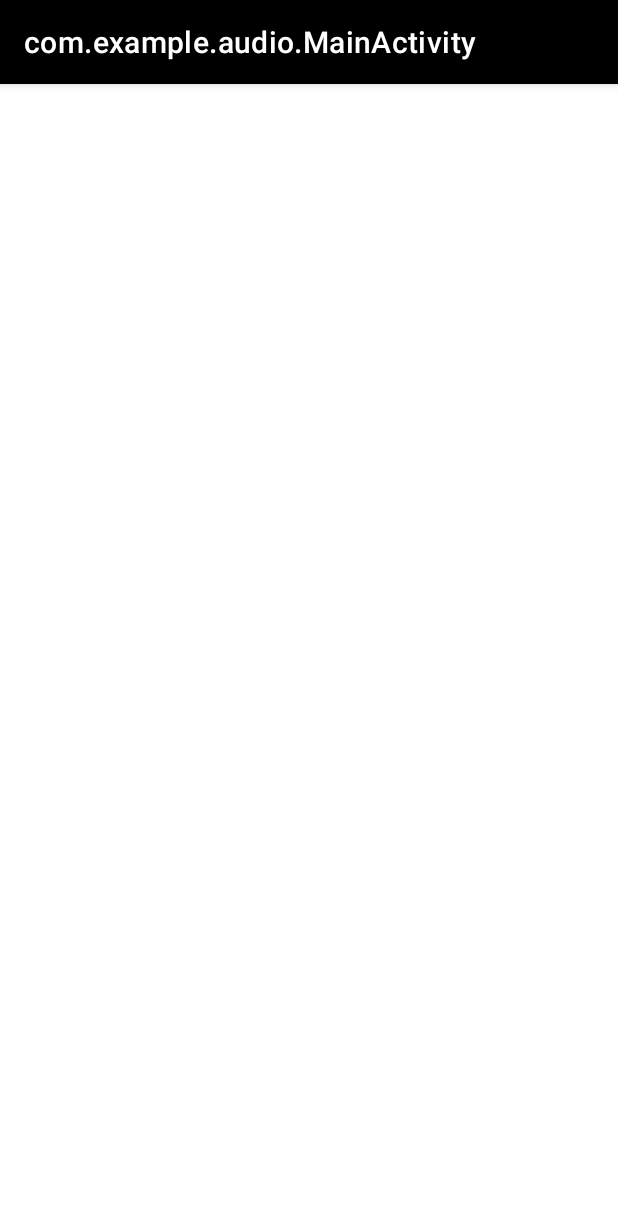
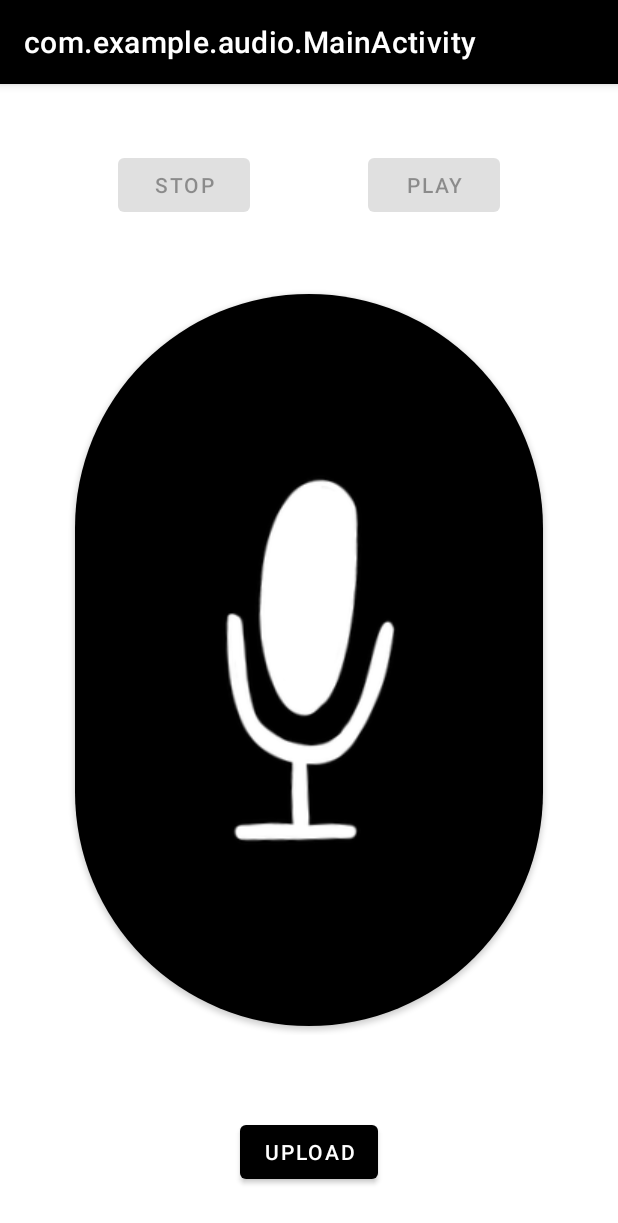
Before and after one commit to rileyharn/Audio, an Android app: the screen it shows after launch (MainActivity), on a phone screen of 412 x 824 dp. Shown: the top 1223 px of the screen. Run offline under Robolectric (Android 15) with nearby library versions, the phone set to English and light mode, and no system bars; our stand-ins replace Firebase (no records; nobody signed in at launch, a user with empty details on screens opened directly).

Commit message:
added upload button with upload method in main activity

```diff
--- a/app/build.gradle
+++ b/app/build.gradle
@@ -34,7 +34,7 @@ dependencies {
     implementation 'androidx.appcompat:appcompat:1.6.1'
     implementation 'com.google.android.material:material:1.8.0'
     implementation 'androidx.constraintlayout:constraintlayout:2.1.4'
-    implementation 'com.google.firebase:firebase-firestore:24.1.1'
+    implementation 'com.google.firebase:firebase-firestore:24.4.5'
     implementation platform('com.google.firebase:firebase-bom:31.3.0')
     implementation 'com.google.firebase:firebase-storage'
     implementation 'com.google.firebase:firebase-storage-ktx:20.1.0'
--- a/app/src/main/java/com/example/audio/MainActivity.java
+++ b/app/src/main/java/com/example/audio/MainActivity.java
@@ -4,6 +4,7 @@ import android.content.pm.ActivityInfo;
 import android.content.pm.PackageManager;
 import android.media.MediaPlayer;
 import android.media.MediaRecorder;
+import android.net.Uri;
 import android.os.Environment;
 import androidx.appcompat.app.AppCompatActivity;
 import androidx.core.app.ActivityCompat;
@@ -24,6 +25,7 @@ import static android.Manifest.permission.WRITE_EXTERNAL_STORAGE;
 
 import com.google.firebase.storage.FirebaseStorage;
 import com.google.firebase.storage.StorageReference;
+import com.google.firebase.storage.UploadTask;
 
 public class MainActivity extends AppCompatActivity {
     private Button startBtn, playBtn, stopPlayBtn;
@@ -31,11 +33,13 @@ public class MainActivity extends AppCompatActivity {
     private MediaPlayer mPlayer;
     private static final String LOG_TAG = "AudioRecording";
     private static String mFileName = null;
-
+    private UploadTask uploadTask;
     //Cloud storage stuff
-    FirebaseStorage storage = FirebaseStorage.getInstance();
-    StorageReference storageRef = storage.getReference();
-    StorageReference audioRef = storageRef.child("audio.mpeg4");
+    private FirebaseStorage storage = FirebaseStorage.getInstance();
+    private StorageReference storageRef = storage.getReference();
+    private Uri file = Uri.fromFile(new File( Environment.getExternalStorageDirectory() + File.separator
+            + Environment.DIRECTORY_DCIM + File.separator + "test.mpeg4"));
+    private StorageReference audioRef = storageRef.child("audios/"+file.getLastPathSegment());
 
 
     private boolean recording = false;
@@ -43,6 +47,7 @@ public class MainActivity extends AppCompatActivity {
     @Override
     protected void onCreate(Bundle savedInstanceState) {
         super.onCreate(savedInstanceState);
+        setContentView(R.layout.activity_main);
         startBtn = findViewById(R.id.recordButton);
         playBtn = findViewById(R.id.startPlayback);
         stopPlayBtn = findViewById(R.id.stopPlayback);
@@ -53,6 +58,10 @@ public class MainActivity extends AppCompatActivity {
 
     }
 
+    public void setUploadTask(View view)
+    {
+        uploadTask = audioRef.putFile(file);
+    }
     public void startRecording(View view){
         Log.d(LOG_TAG,"Button pressed");
         if(CheckPermissions()) {
@@ -128,4 +137,6 @@ public class MainActivity extends AppCompatActivity {
         Log.d(LOG_TAG,"Finished request");
     }
 
+
+
 }
--- a/app/src/main/res/layout/activity_main.xml
+++ b/app/src/main/res/layout/activity_main.xml
@@ -40,6 +40,19 @@
             app:layout_constraintStart_toEndOf="@+id/stopPlayback"
             app:layout_constraintTop_toTopOf="parent" />
 
+        <Button
+            android:id="@+id/uploadButton"
+            android:layout_width="wrap_content"
+            android:layout_height="wrap_content"
+            android:layout_marginStart="150dp"
+            android:layout_marginEnd="150dp"
+            android:layout_marginBottom="32dp"
+            android:onClick="setUploadTask"
+            android:text="Upload"
+            app:layout_constraintBottom_toBottomOf="parent"
+            app:layout_constraintEnd_toEndOf="parent"
+            app:layout_constraintStart_toStartOf="parent" />
+
         <LinearLayout
             android:id="@+id/linearLayout"
             android:layout_width="0dp"
```
Also changed, not shown: app/src/main/java/com/example/audio/FileStorageActivity.java (+31 -2 lines), app/src/main/java/com/example/audio/userProfile.java (deleted, +0 -24 lines), app/src/main/res/layout/user_profile.xml (deleted, +0 -49 lines), build.gradle (+8 -0 lines).
